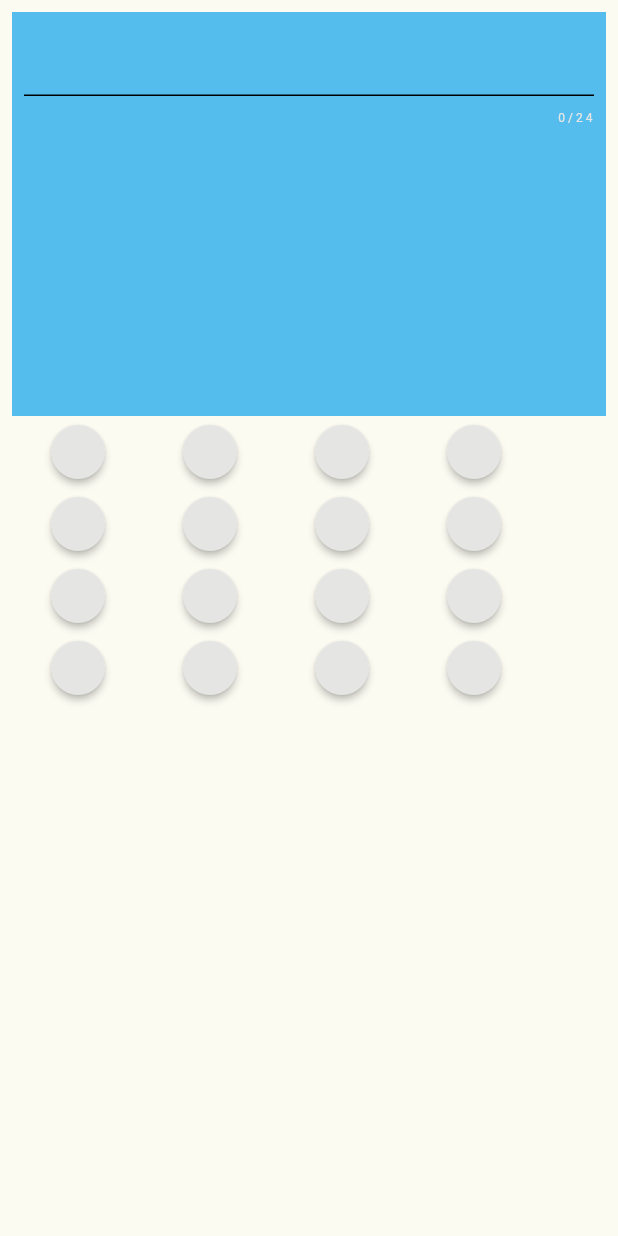
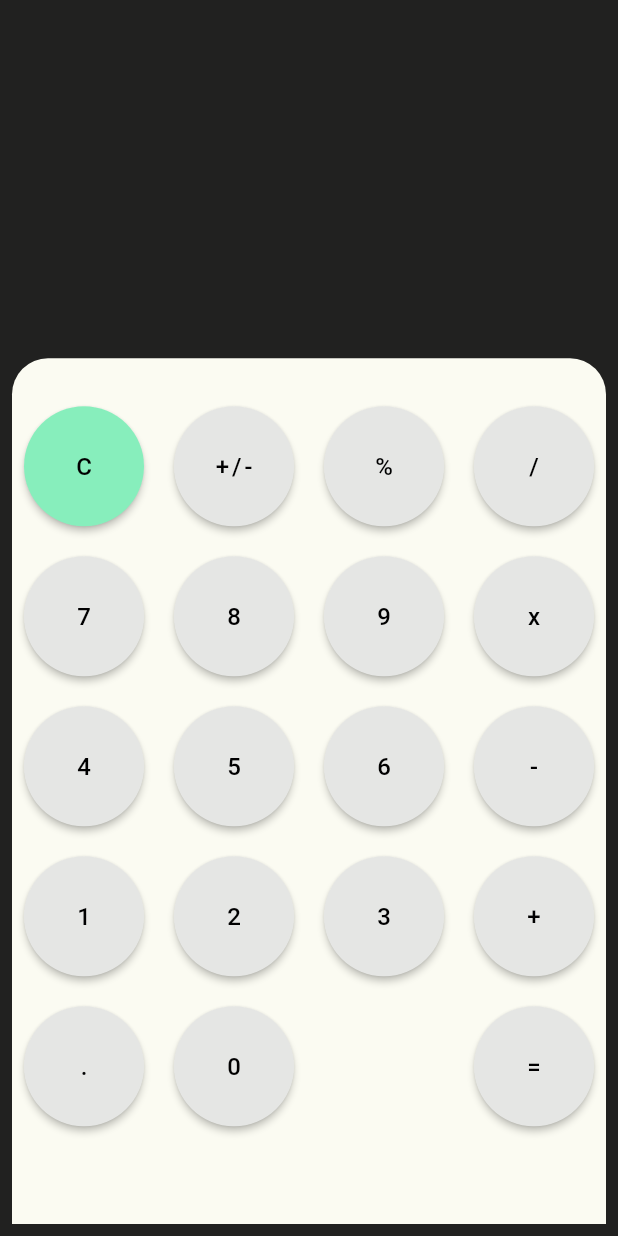
Before and after one commit to devherik/calculator, a Flutter app: the screen it shows after launch, on a phone screen of 412 x 824 dp. Run offline on Flutter 3.47's test engine with Material 3 defaults, Android fonts, the phone set to English and light mode, and no system bars; our stand-ins replace go_router, google_fonts, hexcolor, localstorage; missing offline and left inert: function_tree.

Commit message:
view: started the layout of the calculator

```diff
--- a/lib/main.dart
+++ b/lib/main.dart
@@ -23,7 +23,7 @@ class MyApp extends StatelessWidget {
       debugShowCheckedModeBanner: false,
       title: title,
       theme: AppTheme.light,
-      themeMode: ThemeMode.system,
+      themeMode: ThemeMode.light,
       darkTheme: AppTheme.dark,
       routerConfig: AppRouter().router,
     );
--- a/lib/presentation/features/calculator.dart
+++ b/lib/presentation/features/calculator.dart
@@ -12,7 +12,7 @@ class Calculator extends StatefulWidget {
 
 class _CalculatorState extends State<Calculator>
     with SingleTickerProviderStateMixin {
-  late ExpressionController _calculatorController;
+  late ExpressionController _expressionController;
   late AnimationController _animationController;
 
   late Animation<double> pressController;
@@ -21,7 +21,7 @@ class _CalculatorState extends State<Calculator>
   @override
   void initState() {
     super.initState();
-    _calculatorController = ExpressionController.instance;
+    _expressionController = ExpressionController.instance;
 
     _animationController =
         AnimationController(vsync: this, duration: const Duration(seconds: 1))
@@ -30,56 +30,60 @@ class _CalculatorState extends State<Calculator>
         parent: _animationController, curve: Curves.bounceInOut);
     resultController = TextEditingController();
 
-    _calculatorController.result.addListener(() => setState(() {}));
+    _expressionController.result.addListener(() => setState(() {}));
+    _expressionController.addListener(() => setState(() {}));
     resultController.addListener(() {
-      _calculatorController.value = resultController.text;
-      _calculatorController.updatePartialResult();
+      _expressionController.value = resultController.text;
+      _expressionController.updatePartialResult();
     });
   }
 
   @override
   Widget build(BuildContext context) {
-    return Column(
-      children: <Widget>[
-        Expanded(
-            flex: 2,
-            child: Container(color: global.blue, child: resultFormField())),
-        Flexible(
-            child: Row(
-          children: <Widget>[
+    final gridLayout = <Widget>[
+      clearButton(),
+      symbolButton('+/-'),
+      symbolButton('%'),
+      symbolButton('/'),
+      numberButton(7),
+      numberButton(8),
+      numberButton(9),
+      symbolButton('x'),
+      numberButton(4),
+      numberButton(5),
+      numberButton(6),
+      symbolButton('-'),
       numberButton(1),
       numberButton(2),
       numberButton(3),
-            symbolButton('+')
-          ],
-        )),
-        Flexible(
-            child: Row(
+      symbolButton('+'),
+      symbolButton('.'),
+      numberButton(0),
+      emptyButton(),
+      symbolButton('='),
+    ];
+    return Column(
       children: <Widget>[
-            numberButton(1),
-            numberButton(2),
-            numberButton(3),
-            symbolButton('+')
-          ],
-        )),
-        Flexible(
-            child: Row(
-          children: <Widget>[
-            numberButton(1),
-            numberButton(2),
-            numberButton(3),
-            symbolButton('+')
-          ],
-        )),
-        Flexible(
-            child: Row(
-          children: <Widget>[
-            numberButton(1),
-            numberButton(2),
-            numberButton(3),
-            symbolButton('+')
-          ],
-        ))
+        Expanded(flex: 2, child: Container(child: resultFormField())),
+        Expanded(
+          flex: 5,
+          child: Container(
+            padding: const EdgeInsets.only(top: 32, left: 8, right: 8),
+            decoration: BoxDecoration(
+              color: Theme.of(context).colorScheme.primary,
+              borderRadius: const BorderRadius.only(
+                  topLeft: Radius.circular(24), topRight: Radius.circular(24)),
+            ),
+            child: Center(
+              child: GridView.count(
+                crossAxisCount: 4,
+                mainAxisSpacing: 20,
+                crossAxisSpacing: 20,
+                children: gridLayout,
+              ),
+            ),
+          ),
+        )
       ],
     );
   }
@@ -88,32 +92,22 @@ class _CalculatorState extends State<Calculator>
     return Container(
       padding: const EdgeInsets.all(8),
       width: MediaQuery.of(context).size.width,
-      child: TextField(
-        controller: resultController,
-        keyboardType:
-            const TextInputType.numberWithOptions(decimal: true, signed: true),
-        enabled: true,
-        maxLength: 24,
-        textAlign: TextAlign.end,
-        decoration: InputDecoration(
-          helper: ValueListenableBuilder(
-            valueListenable: _calculatorController.result,
-            builder: (context, value, child) {
-              return Text(value);
-            },
-          ),
-          border: UnderlineInputBorder(),
-          disabledBorder: UnderlineInputBorder(),
-          enabledBorder: UnderlineInputBorder(),
-          focusedBorder: UnderlineInputBorder(),
-          errorBorder: UnderlineInputBorder(),
-        ),
+      child: Column(
+        crossAxisAlignment: CrossAxisAlignment.end,
+        mainAxisAlignment: MainAxisAlignment.center,
+        children: <Widget>[
+          //TODO: add transitions animations
+          Text(_expressionController.value,
+              style: Theme.of(context).textTheme.titleSmall),
+          Text(_expressionController.result.value,
+              style: Theme.of(context).textTheme.titleMedium),
+        ],
       ),
     );
   }
 
   Widget numberButton(int number) {
-    return Flexible(child: Builder(
+    return Builder(
       builder: (context) {
         return MaterialButton(
             shape: const CircleBorder(eccentricity: 0),
@@ -121,25 +115,61 @@ class _CalculatorState extends State<Calculator>
             child: AnimatedSize(
                 duration: const Duration(microseconds: 200),
                 curve: Curves.bounceInOut,
-            child: Text(number.toString(),
-                style: Theme.of(context).textTheme.labelMedium),
+                child: Text(
+                  number.toString(),
+                  style: const TextStyle(color: Colors.black),
+                )),
+            onPressed: () => _expressionController.value += number.toString());
+      },
+    );
+  }
+
+  Widget symbolButton(String symbol) {
+    return Builder(
+      builder: (context) {
+        return MaterialButton(
+            shape: const CircleBorder(eccentricity: 0),
+            color: Theme.of(context).colorScheme.secondary,
+            child: Text(
+              symbol,
+              style: const TextStyle(color: Colors.black),
+            ),
+            onPressed: () => _expressionController.value += symbol);
+      },
+    );
+  }
+
+  Widget clearButton() {
+    return Builder(
+      builder: (context) {
+        return MaterialButton(
+          shape: const CircleBorder(eccentricity: 0),
+          color: global.green,
+          child: const Text(
+            'C',
+            style: TextStyle(color: Colors.black),
+          ),
+          onPressed: () => _expressionController.clearAll,
+        );
+      },
+    );
+  }
+
+  Widget emptyButton() {
+    return Builder(
+      builder: (context) {
+        return MaterialButton(
+          shape: const CircleBorder(eccentricity: 0),
+          color: Theme.of(context).colorScheme.primary,
+          elevation: 0,
+          child: const Text(
+            '',
+            style: TextStyle(color: Colors.black),
           ),
           onPressed: () {},
         );
       },
-    ));
-  }
-
-  Widget symbolButton(String symbol) {
-    return Flexible(child: Builder(
-      builder: (context) {
-        return MaterialButton(
-          shape: const CircleBorder(eccentricity: 0),
-          color: Theme.of(context).colorScheme.secondary,
-          onPressed: () {},
     );
-      },
-    ));
   }
 
   @override
--- a/lib/presentation/home.dart
+++ b/lib/presentation/home.dart
@@ -15,6 +15,7 @@ class _HomePageState extends State<HomePage> {
       body: Container(
         height: MediaQuery.of(context).size.height,
         width: MediaQuery.of(context).size.width,
+        color: Colors.black87,
         padding: const EdgeInsets.all(8),
         child: const SafeArea(
           child: Calculator(),
```
Lines whose indentation alone changed are shown as unchanged.
